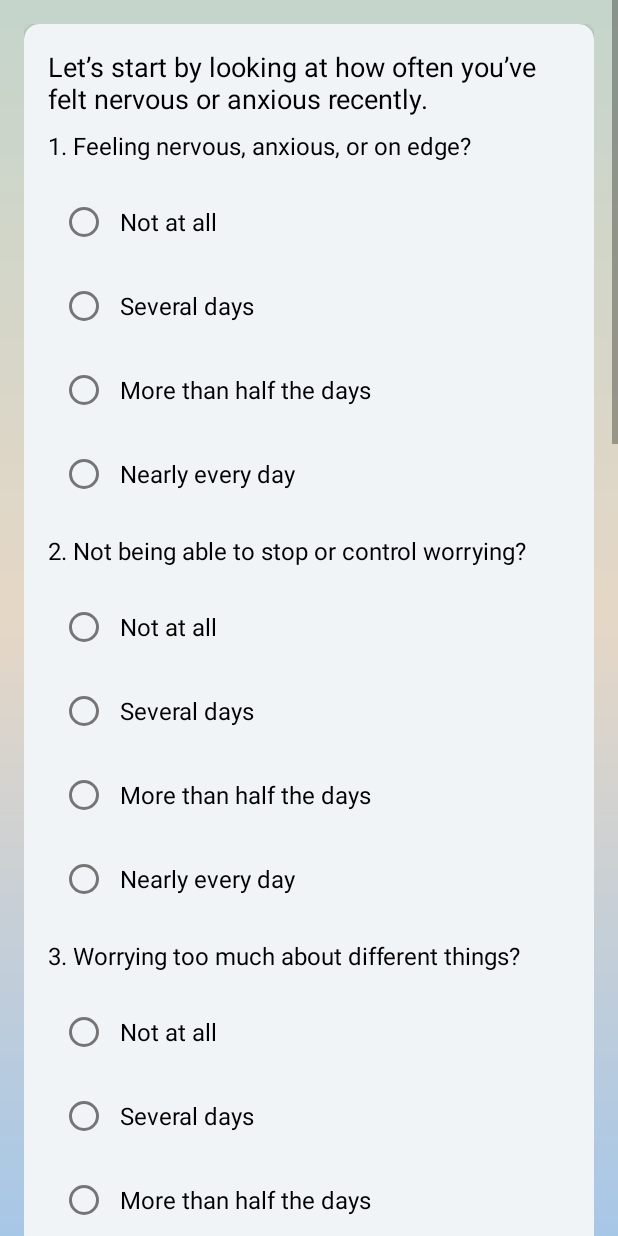
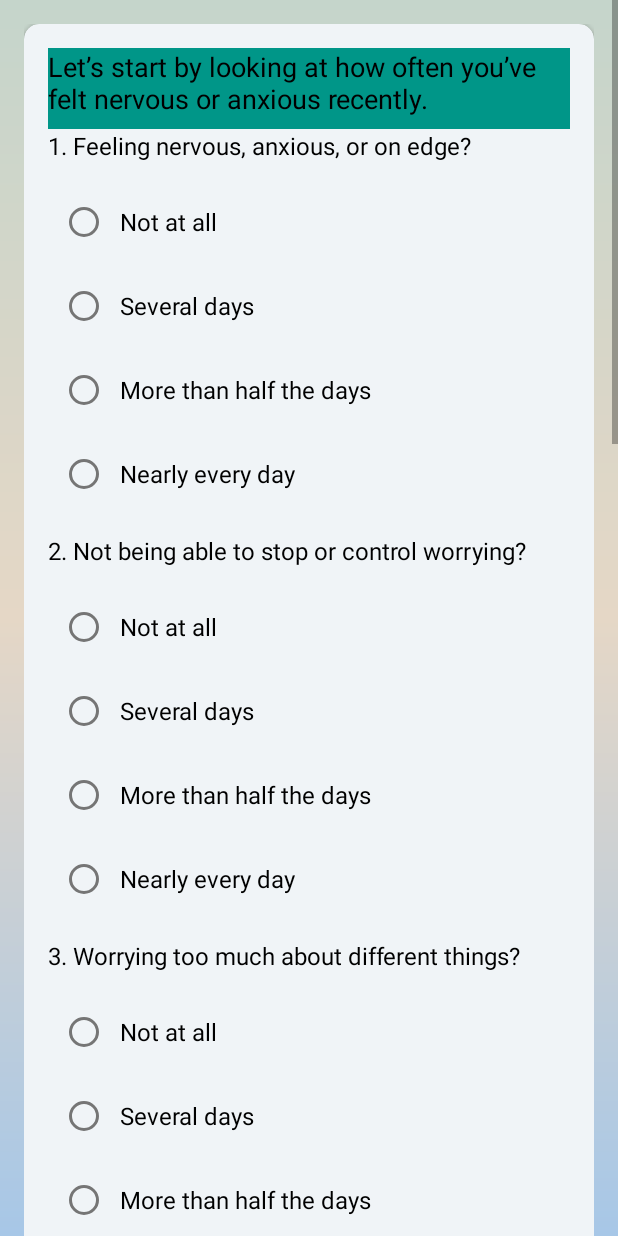
Before and after one commit to alifbinturjo/FeelWell, an Android app: the AnxietyActivity screen opened directly, with no data from a screen before it, on a phone screen of 412 x 824 dp. Run offline under Robolectric (Android 15) with nearby library versions, the phone set to English and light mode, and no system bars.

```diff
--- a/app/src/main/res/layout/activity_anxiety.xml
+++ b/app/src/main/res/layout/activity_anxiety.xml
@@ -32,6 +32,7 @@
                     android:text="Let’s start by looking at how often you’ve felt nervous or anxious recently."
                     android:textSize="18sp"
                     android:textColor="#000000"
+                    android:background="#009688"
                     android:paddingBottom="8dp"/>
 
                 <!-- Q1: Feeling nervous, anxious, or on edge? -->
@@ -228,6 +229,7 @@
                     android:text="Next, let’s talk about how restless or irritable you’ve been feeling."
                     android:textSize="18sp"
                     android:textColor="#000000"
+                    android:background="#009688"
                     android:paddingBottom="8dp"/>
 
                 <!-- Q4: Trouble relaxing? -->
@@ -424,6 +426,7 @@
                     android:text="Finally, let’s check if you’ve been feeling physically impacted by anxiety."
                     android:textSize="18sp"
                     android:textColor="#000000"
+                    android:background="#009688"
                     android:paddingBottom="8dp"/>
 
                 <!-- Q7: Feeling afraid as if something awful might happen? -->
--- a/app/src/main/res/layout/activity_depression.xml
+++ b/app/src/main/res/layout/activity_depression.xml
@@ -32,6 +32,7 @@
                     android:text="Let’s start with some general feelings. Have you felt like this recently?"
                     android:textSize="18sp"
                     android:textColor="#000000"
+                    android:background="#009688"
                     android:paddingBottom="8dp"/>
 
                 <!-- Q1: Little interest or pleasure in doing things? -->
@@ -171,6 +172,7 @@
                     android:text="Now let’s talk about your energy levels and sleep patterns."
                     android:textSize="18sp"
                     android:textColor="#000000"
+                    android:background="#009688"
                     android:paddingBottom="8dp"/>
 
                 <!-- Q3: Trouble falling/staying asleep or sleeping too much? -->
@@ -367,6 +369,7 @@
                     android:text="Finally, let’s check how you've been feeling about yourself and your focus."
                     android:textSize="18sp"
                     android:textColor="#000000"
+                    android:background="#009688"
                     android:paddingBottom="8dp"/>
 
                 <!-- Q6: Feeling bad about yourself—or that you're a failure? -->
```
